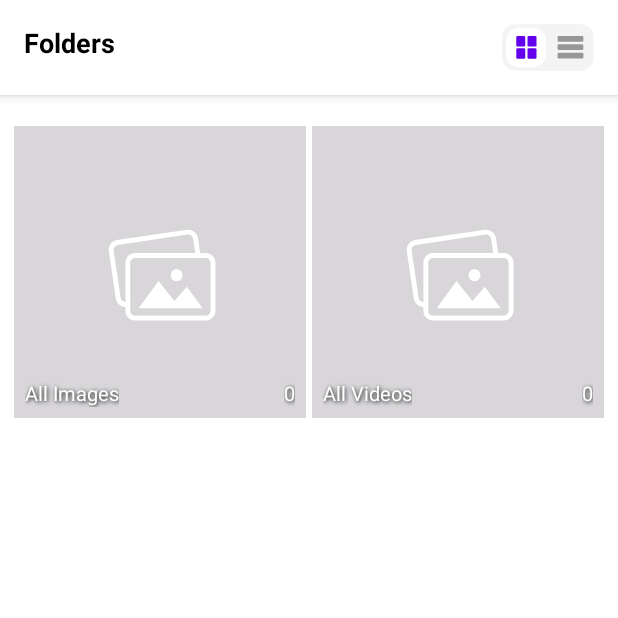
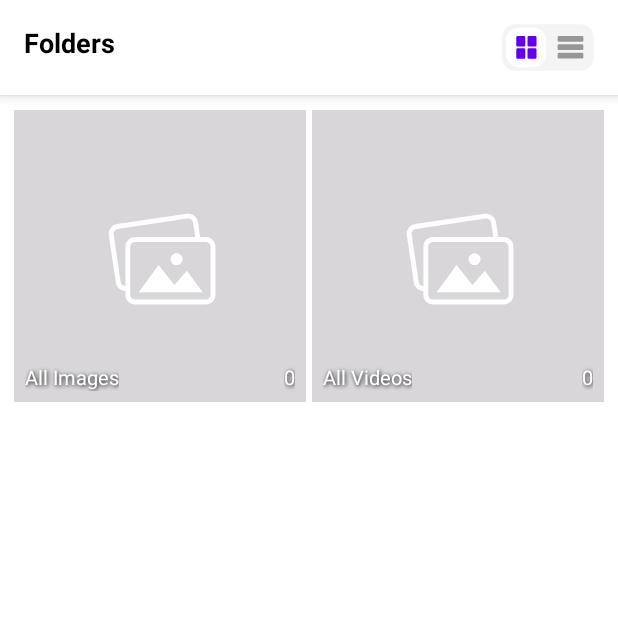
Before and after one commit to usmanrana07/GalleryDemo, an Android app: the screen it shows after launch (GalleryActivity), on a phone screen of 412 x 824 dp, the top half of it. Run offline under Robolectric (Android 15) with nearby library versions, the phone set to English and light mode, and no system bars; our stand-ins replace Dagger/Hilt's generated code, data binding; 2 statements that could not run were skipped.

Commit message:
reduced top margin of recyclerView in folders and media fragments

```diff
--- a/app/src/main/res/layout/fragment_gallery_folders.xml
+++ b/app/src/main/res/layout/fragment_gallery_folders.xml
@@ -60,7 +60,7 @@
             android:id="@+id/rvFolders"
             android:layout_width="match_parent"
             android:layout_height="0dp"
-            android:layout_marginTop="@dimen/default_spacing"
+            android:layout_marginTop="@dimen/small_spacing"
             android:orientation="vertical"
             android:visibility="@{viewModel.isLoading ? View.GONE : View.VISIBLE,default=gone}"
             app:layoutManager="androidx.recyclerview.widget.GridLayoutManager"
--- a/app/src/main/res/layout/fragment_media_list.xml
+++ b/app/src/main/res/layout/fragment_media_list.xml
@@ -59,7 +59,7 @@
             android:id="@+id/rvMedia"
             android:layout_width="match_parent"
             android:layout_height="0dp"
-            android:layout_marginTop="@dimen/default_spacing"
+            android:layout_marginTop="@dimen/small_spacing"
             android:orientation="vertical"
             app:layoutManager="androidx.recyclerview.widget.GridLayoutManager"
             app:layout_constraintBottom_toBottomOf="parent"
```
